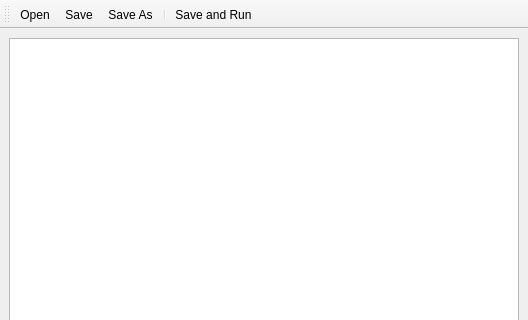
The window that examples/9-simple-lisp-editor/data/editor.ui (GitoriousLispBackup/eql) describes before a commit, drawn with Qt 5; both pictures show x 0 to 528 and y 0 to 320 of the 528 by 478 pixel window.
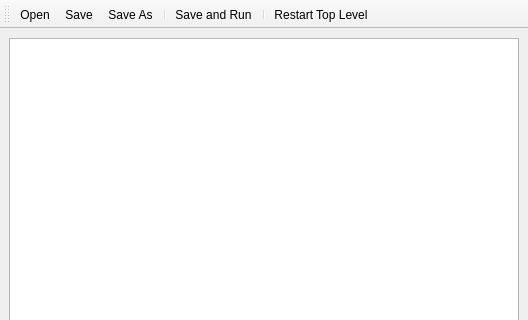
The same window after the commit.

Commit message: update examples/9-simple-lisp-editor (very experimental error handling, eval region)

```diff
--- a/examples/9-simple-lisp-editor/data/editor.ui
+++ b/examples/9-simple-lisp-editor/data/editor.ui
@@ -46,6 +46,8 @@
    <addaction name="action_save_as"/>
    <addaction name="separator"/>
    <addaction name="action_save_and_run"/>
+   <addaction name="separator"/>
+   <addaction name="action_restart_toplevel"/>
   </widget>
   <action name="action_open">
    <property name="text">
@@ -67,6 +69,11 @@
     <string>Save and Run</string>
    </property>
   </action>
+  <action name="action_restart_toplevel">
+   <property name="text">
+    <string>Restart Top Level</string>
+   </property>
+  </action>
  </widget>
  <resources/>
  <connections/>
```
The commit also changes 42 other files.
